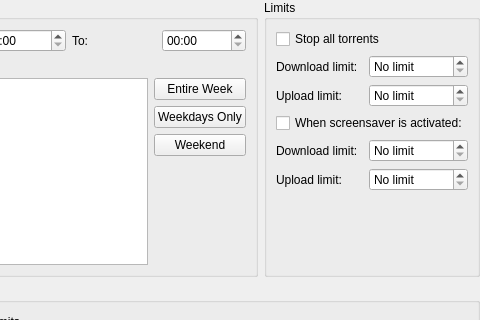
This is plugins/bwscheduler/additemdlg.ui in KDE/ktorrent as Qt 5 draws it before an edit; both pictures show x 121 to 601 and y 0 to 320 of the 601 by 411 pixel window. The edited form follows.
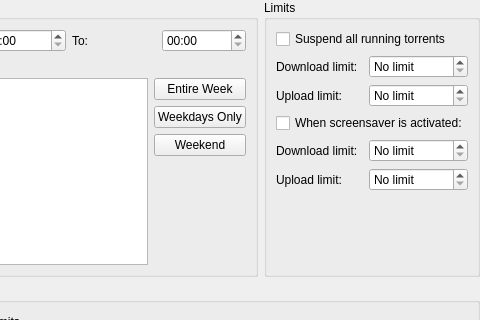
This is the edited form.

Commit message: In preparation for the pausing of torrents feature, apply patch from Adam Forsyth which changes all instances of pause into suspend.

What changed in the file:
```diff
--- a/plugins/bwscheduler/additemdlg.ui
+++ b/plugins/bwscheduler/additemdlg.ui
@@ -118,9 +118,9 @@
        </property>
        <layout class="QVBoxLayout" name="verticalLayout_4" >
         <item>
-         <widget class="QCheckBox" name="m_paused" >
-          <property name="text" >
-           <string>Stop all torrents</string>
+         <widget class="QCheckBox" name="m_suspended">
+          <property name="text">
+           <string>Suspend all running torrents</string>
           </property>
          </widget>
         </item>
```
Left out of the diff: 205 changed lines with no effect on the pictures. The commit also changes 34 other files.
